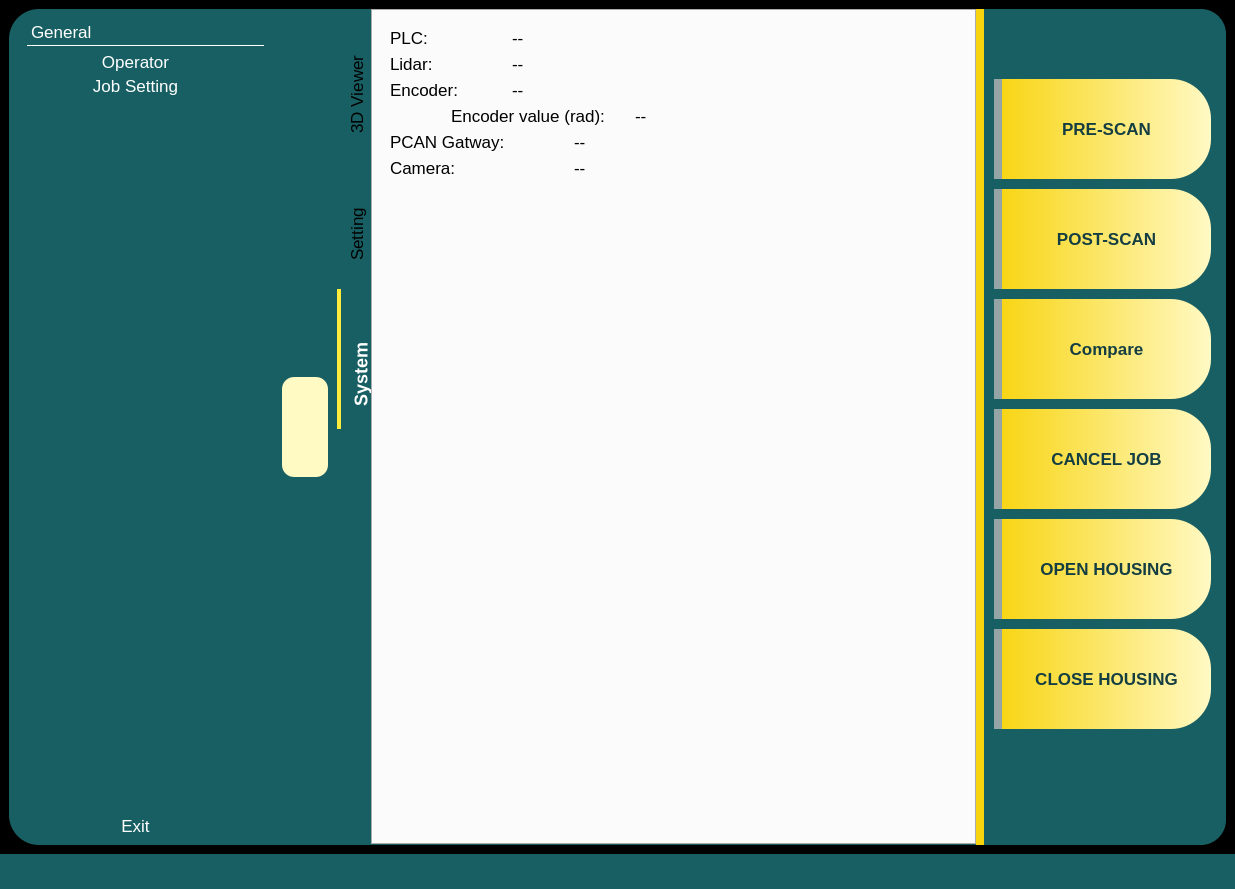
Before: the Qt Designer form qt5_ui/intelijet.ui in jacondv/intelijet_v2, drawn with Qt 5.
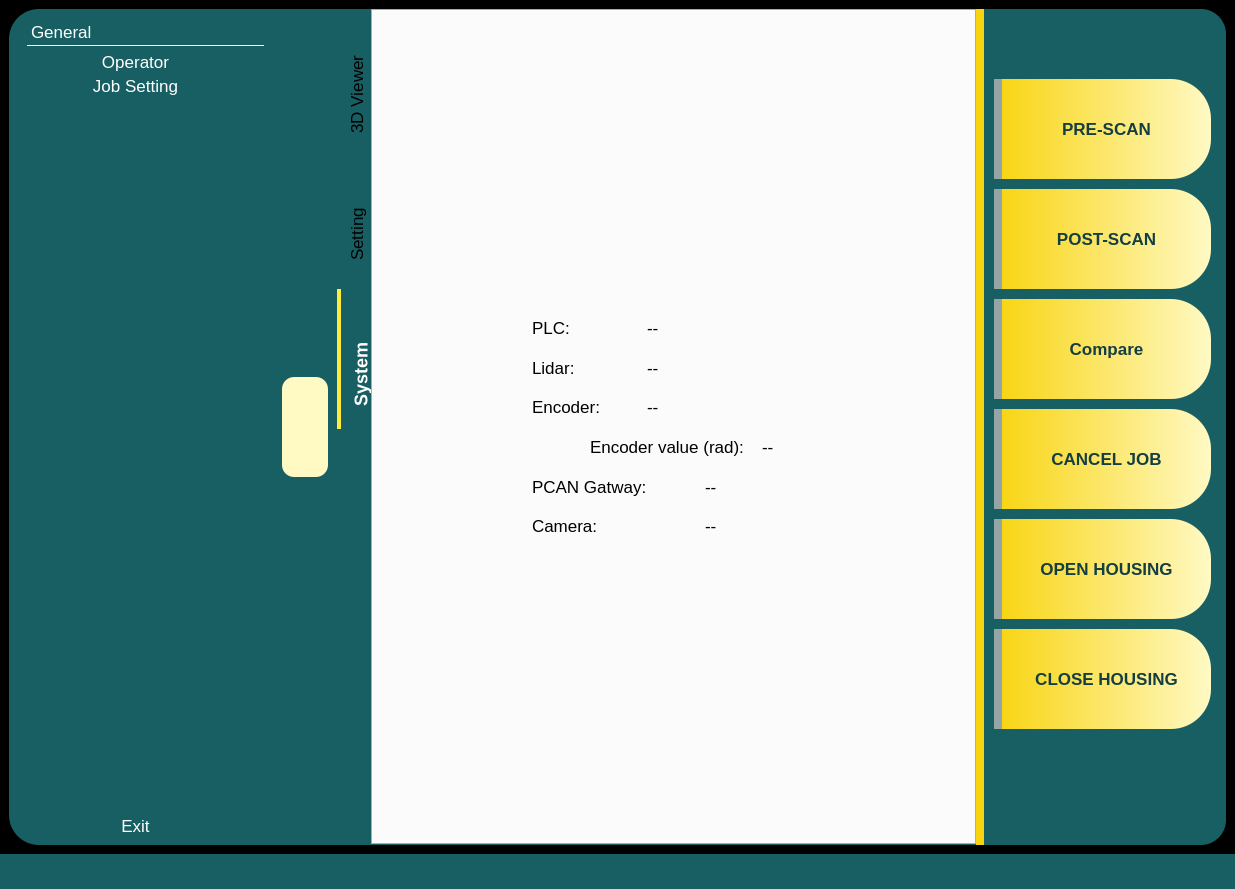
After: the same form once the commit is applied. The open tabs and pages were chosen to show the change. Icons and pictures are not drawn.

What changed in the file:
```diff
--- a/qt5_ui/intelijet.ui
+++ b/qt5_ui/intelijet.ui
@@ -432,15 +432,9 @@
           <layout class="QVBoxLayout" name="verticalLayout_5">
            <item>
             <widget class="QWidget" name="widget" native="true">
+             <layout class="QGridLayout" name="gridLayout_4">
+              <item row="0" column="0">
              <widget class="QWidget" name="widget_2" native="true">
-              <property name="geometry">
-               <rect>
-                <x>10</x>
-                <y>10</y>
-                <width>300</width>
-                <height>150</height>
-               </rect>
-              </property>
               <property name="maximumSize">
                <size>
                 <width>300</width>
@@ -534,6 +528,8 @@
                </item>
               </layout>
              </widget>
+              </item>
+             </layout>
             </widget>
            </item>
           </layout>
```
Left out of the diff: 2 changed lines with no effect on the pictures. Lines whose indentation alone changed are shown as unchanged.
